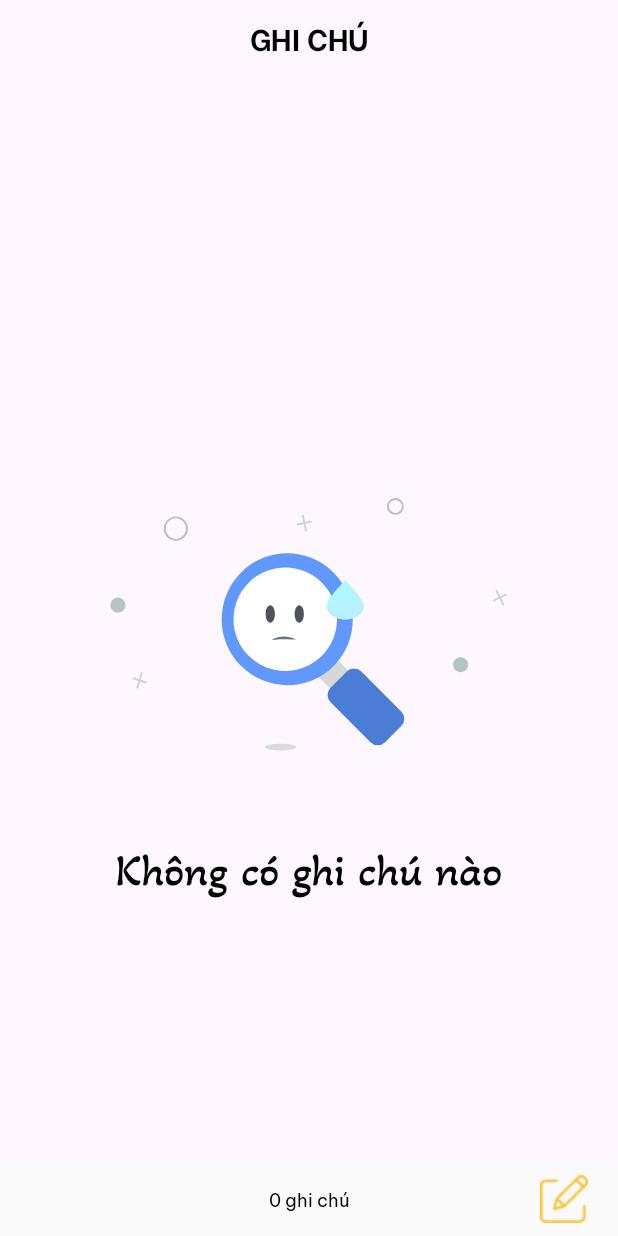
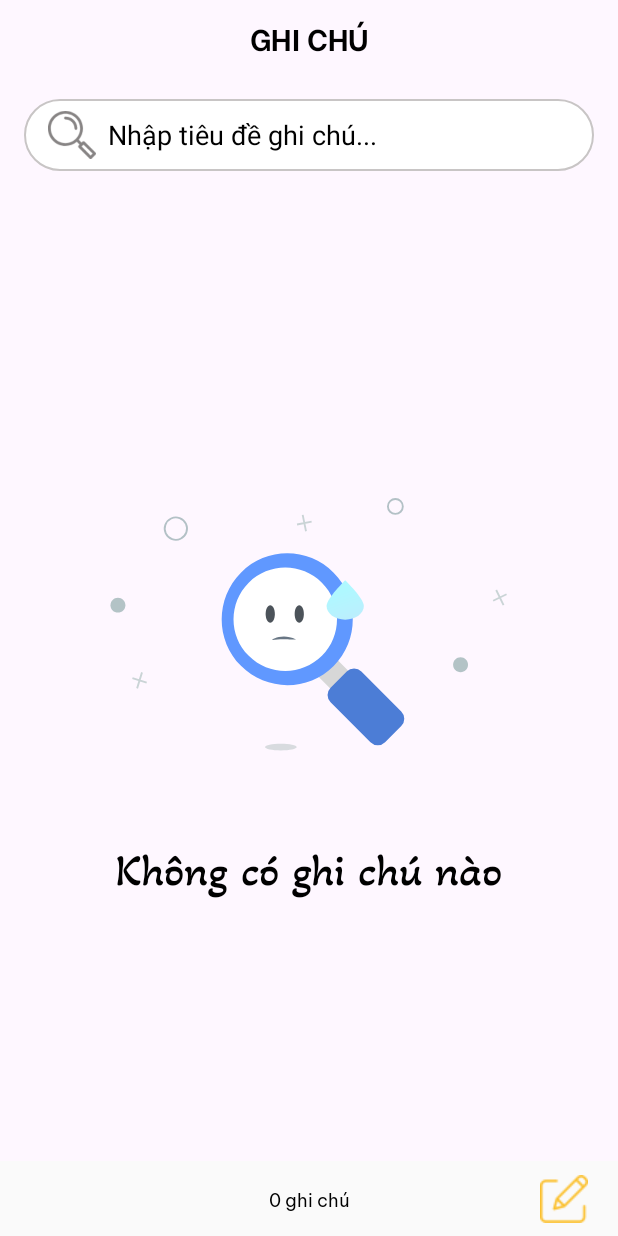
Before and after one commit to duogwas/MyNote, an Android app: the screen it shows after launch (MainActivity), on a phone screen of 412 x 824 dp. Run offline under Robolectric (Android 15) with nearby library versions, the phone set to English and light mode, and no system bars.

Commit message:
search note

```diff
--- a/app/src/main/java/com/duogwas/mynote/Activity/MainActivity.java
+++ b/app/src/main/java/com/duogwas/mynote/Activity/MainActivity.java
@@ -7,6 +7,7 @@ import android.view.View;
 import android.view.WindowManager;
 import android.widget.ImageButton;
 import android.widget.ScrollView;
+import android.widget.SearchView;
 import android.widget.TextView;
 
 import androidx.appcompat.app.AppCompatActivity;
@@ -21,15 +22,16 @@ import com.duogwas.mynote.R;
 
 import java.util.ArrayList;
 
-public class MainActivity extends AppCompatActivity {
+public class MainActivity extends AppCompatActivity implements SearchView.OnQueryTextListener {
     Integer result;
     ArrayList<Note> noteArrayList = new ArrayList<>();
     ArrayList<Note> notePinnedArrayList = new ArrayList<>();
-    ConstraintLayout clNoNote;
-    ScrollView svNote;
+    ConstraintLayout clNoNote, clAction;
+    ScrollView svNote, svNoteSearch;
     TextView tvPinned, tvCount;
-    RecyclerView rcvPinnedNote, rcvAllNote;
+    RecyclerView rcvPinnedNote, rcvAllNote, rcvSearch;
     ImageButton btnCreateNote;
+    SearchView searchView;
     DBHelper dbHelper;
 
 
@@ -48,17 +50,24 @@ public class MainActivity extends AppCompatActivity {
             startActivity(intent);
             finish();
         });
+
+
     }
 
     private void initView() {
         dbHelper = new DBHelper(this);
         clNoNote = findViewById(R.id.clNoNote);
+        clAction = findViewById(R.id.clAction);
         svNote = findViewById(R.id.svNote);
+        svNoteSearch = findViewById(R.id.svNoteSearch);
         tvPinned = findViewById(R.id.tvPinned);
         tvCount = findViewById(R.id.tvCount);
         rcvPinnedNote = findViewById(R.id.rcvPinnedNote);
         rcvAllNote = findViewById(R.id.rcvAllNote);
+        rcvSearch = findViewById(R.id.rcvSearch);
         btnCreateNote = findViewById(R.id.btnCreateNote);
+        searchView = findViewById(R.id.searchView);
+        searchView.setOnQueryTextListener(this);
     }
 
     private void countNote() {
@@ -119,4 +128,56 @@ public class MainActivity extends AppCompatActivity {
         NoteAdapter noteAdapter = new NoteAdapter(notePinnedArrayList, this);
         rcvPinnedNote.setAdapter(noteAdapter);
     }
+
+    private void searchNote(String keyword) {
+        ArrayList<Note> noteSearch = new ArrayList<>();
+        for (Note note : noteArrayList) {
+            if (note.title.toLowerCase().contains(keyword.toLowerCase())) {
+                noteSearch.add(note);
+            }
+        }
+        if(!noteSearch.isEmpty()){
+            clNoNote.setVisibility(View.GONE);
+            LinearLayoutManager linearLayoutManager = new LinearLayoutManager(this, LinearLayoutManager.VERTICAL, false);
+            rcvSearch.setLayoutManager(linearLayoutManager);
+            NoteAdapter noteAdapter = new NoteAdapter(noteSearch, this);
+            rcvSearch.setAdapter(noteAdapter);
+        }
+        else {
+            clNoNote.setVisibility(View.VISIBLE);
+        }
+
+    }
+
+    @Override
+    public boolean onQueryTextSubmit(String query) {
+        if (query.length() == 0) {
+            clNoNote.setVisibility(View.GONE);
+            svNote.setVisibility(View.VISIBLE);
+            clAction.setVisibility(View.VISIBLE);
+            svNoteSearch.setVisibility(View.GONE);
+        } else {
+            svNote.setVisibility(View.GONE);
+            clAction.setVisibility(View.GONE);
+            svNoteSearch.setVisibility(View.VISIBLE);
+            searchNote(query);
+        }
+        return false;
+    }
+
+    @Override
+    public boolean onQueryTextChange(String newText) {
+        if (newText.length() == 0) {
+            clNoNote.setVisibility(View.GONE);
+            svNote.setVisibility(View.VISIBLE);
+            clAction.setVisibility(View.VISIBLE);
+            svNoteSearch.setVisibility(View.GONE);
+        } else {
+            svNote.setVisibility(View.GONE);
+            clAction.setVisibility(View.GONE);
+            svNoteSearch.setVisibility(View.VISIBLE);
+            searchNote(newText);
+        }
+        return false;
+    }
 }
--- a/app/src/main/java/com/duogwas/mynote/Data/DBHelper.java
+++ b/app/src/main/java/com/duogwas/mynote/Data/DBHelper.java
@@ -42,7 +42,7 @@ public class DBHelper extends SQLiteOpenHelper {
     }
 
     public Cursor getAllNote() {
-        Cursor cursor = myDB.rawQuery("SELECT * FROM " + table_name + " WHERE " + row_pinned + "= 0" + " ORDER BY " + row_id + " DESC ", null);
+        Cursor cursor = myDB.rawQuery("SELECT * FROM " + table_name + " ORDER BY " + row_id + " DESC ", null);
         return cursor;
     }
 
--- /dev/null
+++ b/app/src/main/res/drawable/bg_search.xml
@@ -0,0 +1,10 @@
+<?xml version="1.0" encoding="utf-8"?>
+<selector xmlns:android="http://schemas.android.com/apk/res/android">
+    <item>
+        <shape android:shape="rectangle">
+            <solid android:color="#ffffff"/>
+            <corners android:radius="50dp"/>
+            <stroke android:color="#c8c5c5" android:width="1dp"/>
+        </shape>
+    </item>
+</selector>
--- a/app/src/main/res/layout/activity_main.xml
+++ b/app/src/main/res/layout/activity_main.xml
@@ -30,6 +30,21 @@
         app:layout_constraintStart_toStartOf="parent"
         app:layout_constraintTop_toTopOf="parent" />
 
+    <android.widget.SearchView
+        android:id="@+id/searchView"
+        android:layout_width="match_parent"
+        android:layout_height="wrap_content"
+        android:layout_margin="16dp"
+        android:background="@drawable/bg_search"
+        android:iconifiedByDefault="false"
+        android:queryBackground="@null"
+        android:queryHint="Nhập tiêu đề ghi chú..."
+        android:searchIcon="@drawable/ic_search"
+        android:theme="@style/ThemeOverlay.search"
+        app:layout_constraintEnd_toEndOf="parent"
+        app:layout_constraintStart_toStartOf="parent"
+        app:layout_constraintTop_toBottomOf="@+id/tvTitlePAge" />
+
     <androidx.constraintlayout.widget.ConstraintLayout
         android:id="@+id/clNoNote"
         android:layout_width="match_parent"
@@ -59,8 +74,8 @@
             android:layout_marginTop="350dp"
             android:fontFamily="@font/akaya_telivigala"
             android:text="Không có ghi chú nào"
+            android:textColor="@color/black"
             android:textSize="30dp"
-            android:textColor="@color/black"
             app:layout_constraintBottom_toBottomOf="parent"
             app:layout_constraintEnd_toEndOf="parent"
             app:layout_constraintStart_toStartOf="parent"
@@ -69,13 +84,35 @@
     </androidx.constraintlayout.widget.ConstraintLayout>
 
     <ScrollView
+        android:id="@+id/svNoteSearch"
+        android:layout_width="match_parent"
+        android:layout_height="wrap_content"
+        android:visibility="gone"
+        app:layout_constraintEnd_toEndOf="parent"
+        app:layout_constraintStart_toStartOf="parent"
+        app:layout_constraintTop_toBottomOf="@+id/searchView">
+
+        <androidx.constraintlayout.widget.ConstraintLayout
+            android:layout_width="match_parent"
+            android:layout_height="match_parent">
+
+            <androidx.recyclerview.widget.RecyclerView
+                android:id="@+id/rcvSearch"
+                android:layout_width="match_parent"
+                android:layout_height="wrap_content"
+                app:layout_constraintStart_toStartOf="parent"
+                app:layout_constraintTop_toTopOf="parent" />
+        </androidx.constraintlayout.widget.ConstraintLayout>
+    </ScrollView>
+
+    <ScrollView
         android:id="@+id/svNote"
         android:layout_width="match_parent"
         android:layout_height="wrap_content"
         android:visibility="visible"
         app:layout_constraintEnd_toEndOf="parent"
         app:layout_constraintStart_toStartOf="parent"
-        app:layout_constraintTop_toBottomOf="@+id/tvTitlePAge">
+        app:layout_constraintTop_toBottomOf="@+id/searchView">
 
         <androidx.constraintlayout.widget.ConstraintLayout
             android:layout_width="match_parent"
--- a/app/src/main/res/values/themes.xml
+++ b/app/src/main/res/values/themes.xml
@@ -6,4 +6,9 @@
     </style>
 
     <style name="Theme.MyNote" parent="Base.Theme.MyNote" />
+
+    <style name="ThemeOverlay.search" parent="Theme.MyNote">
+        <item name="android:editTextColor">#000</item>
+        <item name="android:textColorHint">#000</item>
+    </style>
 </resources>
```
Also changed, not shown: app/src/main/res/drawable/ic_search.png (added).
